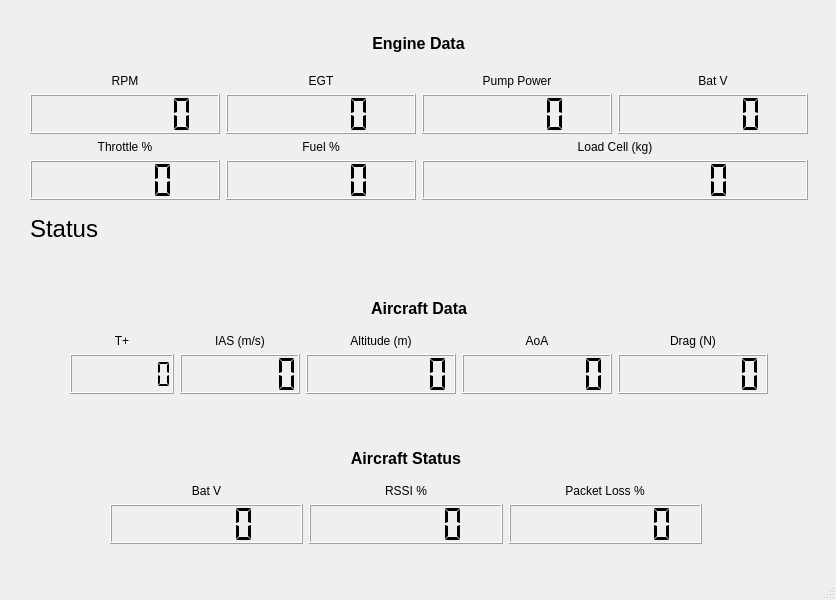
Xorgon/RAPTA, file GUIs/TelemGUI/TelemGUI.ui: the form before one commit.
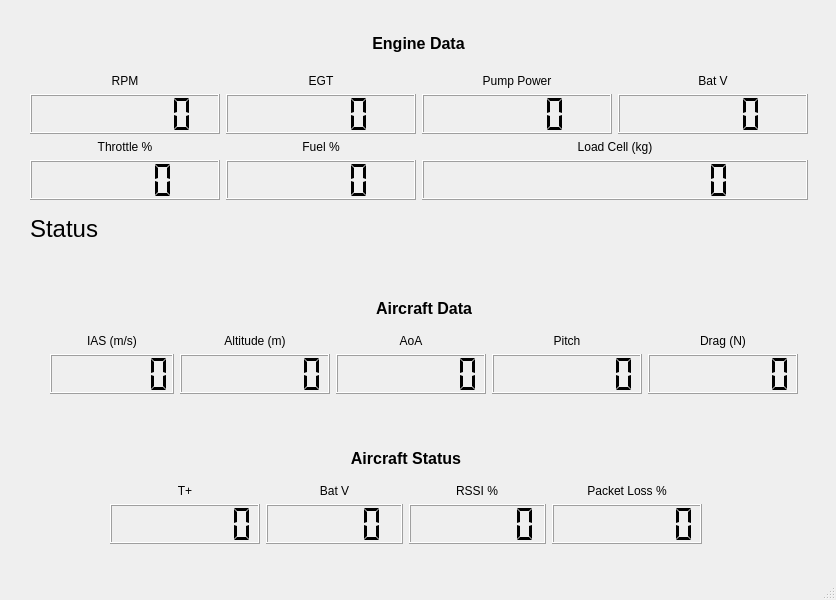
The form after the commit. Icons and pictures are not drawn.

Commit message: Added pitch to telemetry.

```diff
--- a/GUIs/TelemGUI/TelemGUI.ui
+++ b/GUIs/TelemGUI/TelemGUI.ui
@@ -45,9 +45,9 @@
    <widget class="QWidget" name="verticalLayoutWidget_2">
     <property name="geometry">
      <rect>
-      <x>70</x>
+      <x>50</x>
       <y>290</y>
-      <width>698</width>
+      <width>748</width>
       <height>104</height>
      </rect>
     </property>
@@ -83,6 +83,84 @@
          </property>
         </widget>
        </item>
+       <item row="0" column="5">
+        <widget class="QLabel" name="drag_label">
+         <property name="sizePolicy">
+          <sizepolicy hsizetype="Minimum" vsizetype="Minimum">
+           <horstretch>0</horstretch>
+           <verstretch>0</verstretch>
+          </sizepolicy>
+         </property>
+         <property name="minimumSize">
+          <size>
+           <width>0</width>
+           <height>0</height>
+          </size>
+         </property>
+         <property name="baseSize">
+          <size>
+           <width>0</width>
+           <height>0</height>
+          </size>
+         </property>
+         <property name="styleSheet">
+          <string notr="true">font: 18pt &quot;MS Shell Dlg 2&quot;;</string>
+         </property>
+         <property name="text">
+          <string>&lt;html&gt;&lt;head/&gt;&lt;body&gt;&lt;p align=&quot;center&quot;&gt;Drag (N)&lt;/p&gt;&lt;/body&gt;&lt;/html&gt;</string>
+         </property>
+        </widget>
+       </item>
+       <item row="1" column="1">
+        <widget class="QLCDNumber" name="ias_number">
+         <property name="sizePolicy">
+          <sizepolicy hsizetype="Preferred" vsizetype="Preferred">
+           <horstretch>0</horstretch>
+           <verstretch>0</verstretch>
+          </sizepolicy>
+         </property>
+         <property name="minimumSize">
+          <size>
+           <width>120</width>
+           <height>40</height>
+          </size>
+         </property>
+         <property name="digitCount">
+          <number>6</number>
+         </property>
+         <property name="segmentStyle">
+          <enum>QLCDNumber::Flat</enum>
+         </property>
+        </widget>
+       </item>
+       <item row="0" column="2" alignment="Qt::AlignHCenter">
+        <widget class="QLabel" name="alt_label">
+         <property name="sizePolicy">
+          <sizepolicy hsizetype="Minimum" vsizetype="Minimum">
+           <horstretch>0</horstretch>
+           <verstretch>0</verstretch>
+          </sizepolicy>
+         </property>
+         <property name="minimumSize">
+          <size>
+           <width>0</width>
+           <height>0</height>
+          </size>
+         </property>
+         <property name="baseSize">
+          <size>
+           <width>0</width>
+           <height>0</height>
+          </size>
+         </property>
+         <property name="styleSheet">
+          <string notr="true">font: 18pt &quot;MS Shell Dlg 2&quot;;</string>
+         </property>
+         <property name="text">
+          <string>&lt;html&gt;&lt;head/&gt;&lt;body&gt;&lt;p align=&quot;center&quot;&gt;Altitude (m)&lt;/p&gt;&lt;/body&gt;&lt;/html&gt;</string>
+         </property>
+        </widget>
+       </item>
        <item row="0" column="1" alignment="Qt::AlignHCenter">
         <widget class="QLabel" name="ias_label">
          <property name="sizePolicy">
@@ -139,72 +217,6 @@
          </property>
         </widget>
        </item>
-       <item row="1" column="0">
-        <widget class="QLCDNumber" name="tplus_number">
-         <property name="minimumSize">
-          <size>
-           <width>100</width>
-           <height>0</height>
-          </size>
-         </property>
-         <property name="digitCount">
-          <number>7</number>
-         </property>
-         <property name="segmentStyle">
-          <enum>QLCDNumber::Flat</enum>
-         </property>
-        </widget>
-       </item>
-       <item row="1" column="1">
-        <widget class="QLCDNumber" name="ias_number">
-         <property name="sizePolicy">
-          <sizepolicy hsizetype="Preferred" vsizetype="Preferred">
-           <horstretch>0</horstretch>
-           <verstretch>0</verstretch>
-          </sizepolicy>
-         </property>
-         <property name="minimumSize">
-          <size>
-           <width>120</width>
-           <height>40</height>
-          </size>
-         </property>
-         <property name="digitCount">
-          <number>6</number>
-         </property>
-         <property name="segmentStyle">
-          <enum>QLCDNumber::Flat</enum>
-         </property>
-        </widget>
-       </item>
-       <item row="0" column="0">
-        <widget class="QLabel" name="tplus_label">
-         <property name="sizePolicy">
-          <sizepolicy hsizetype="Minimum" vsizetype="Minimum">
-           <horstretch>0</horstretch>
-           <verstretch>0</verstretch>
-          </sizepolicy>
-         </property>
-         <property name="minimumSize">
-          <size>
-           <width>0</width>
-           <height>0</height>
-          </size>
-         </property>
-         <property name="baseSize">
-          <size>
-           <width>0</width>
-           <height>0</height>
-          </size>
-         </property>
-         <property name="styleSheet">
-          <string notr="true">font: 18pt &quot;MS Shell Dlg 2&quot;;</string>
-         </property>
-         <property name="text">
-          <string>&lt;html&gt;&lt;head/&gt;&lt;body&gt;&lt;p align=&quot;center&quot;&gt;T+&lt;/p&gt;&lt;/body&gt;&lt;/html&gt;</string>
-         </property>
-        </widget>
-       </item>
        <item row="1" column="2">
         <widget class="QLCDNumber" name="alt_number">
          <property name="sizePolicy">
@@ -227,36 +239,30 @@
          </property>
         </widget>
        </item>
-       <item row="0" column="2" alignment="Qt::AlignHCenter">
-        <widget class="QLabel" name="alt_label">
+       <item row="1" column="5">
+        <widget class="QLCDNumber" name="drag_number">
          <property name="sizePolicy">
-          <sizepolicy hsizetype="Minimum" vsizetype="Minimum">
+          <sizepolicy hsizetype="Preferred" vsizetype="Preferred">
            <horstretch>0</horstretch>
            <verstretch>0</verstretch>
           </sizepolicy>
          </property>
          <property name="minimumSize">
           <size>
-           <width>0</width>
-           <height>0</height>
+           <width>150</width>
+           <height>40</height>
           </size>
          </property>
-         <property name="baseSize">
-          <size>
-           <width>0</width>
-           <height>0</height>
-          </size>
+         <property name="digitCount">
+          <number>7</number>
          </property>
-         <property name="styleSheet">
-          <string notr="true">font: 18pt &quot;MS Shell Dlg 2&quot;;</string>
-         </property>
-         <property name="text">
-          <string>&lt;html&gt;&lt;head/&gt;&lt;body&gt;&lt;p align=&quot;center&quot;&gt;Altitude (m)&lt;/p&gt;&lt;/body&gt;&lt;/html&gt;</string>
+         <property name="segmentStyle">
+          <enum>QLCDNumber::Flat</enum>
          </property>
         </widget>
        </item>
        <item row="0" column="4">
-        <widget class="QLabel" name="drag_label">
+        <widget class="QLabel" name="pitch_label">
          <property name="sizePolicy">
           <sizepolicy hsizetype="Minimum" vsizetype="Minimum">
            <horstretch>0</horstretch>
@@ -279,12 +285,12 @@
           <string notr="true">font: 18pt &quot;MS Shell Dlg 2&quot;;</string>
          </property>
          <property name="text">
-          <string>&lt;html&gt;&lt;head/&gt;&lt;body&gt;&lt;p align=&quot;center&quot;&gt;Drag (N)&lt;/p&gt;&lt;/body&gt;&lt;/html&gt;</string>
+          <string>&lt;html&gt;&lt;head/&gt;&lt;body&gt;&lt;p align=&quot;center&quot;&gt;Pitch&lt;/p&gt;&lt;/body&gt;&lt;/html&gt;</string>
          </property>
         </widget>
        </item>
        <item row="1" column="4">
-        <widget class="QLCDNumber" name="drag_number">
+        <widget class="QLCDNumber" name="pitch_number">
          <property name="sizePolicy">
           <sizepolicy hsizetype="Preferred" vsizetype="Preferred">
            <horstretch>0</horstretch>
@@ -684,23 +690,17 @@
      </item>
      <item>
       <layout class="QGridLayout" name="gridLayout_4">
-       <item row="0" column="2" alignment="Qt::AlignHCenter">
-        <widget class="QLabel" name="alt_label_2">
+       <item row="0" column="1">
+        <widget class="QLabel" name="bat_voltage_label_2">
          <property name="sizePolicy">
-          <sizepolicy hsizetype="Minimum" vsizetype="Minimum">
+          <sizepolicy hsizetype="Preferred" vsizetype="Preferred">
            <horstretch>0</horstretch>
            <verstretch>0</verstretch>
           </sizepolicy>
          </property>
          <property name="minimumSize">
           <size>
-           <width>0</width>
-           <height>0</height>
-          </size>
-         </property>
-         <property name="baseSize">
-          <size>
-           <width>0</width>
+           <width>63</width>
            <height>0</height>
           </size>
          </property>
@@ -708,11 +708,11 @@
           <string notr="true">font: 18pt &quot;MS Shell Dlg 2&quot;;</string>
          </property>
          <property name="text">
-          <string>&lt;html&gt;&lt;head/&gt;&lt;body&gt;&lt;p align=&quot;center&quot;&gt;Packet Loss %&lt;/p&gt;&lt;/body&gt;&lt;/html&gt;</string>
+          <string>&lt;html&gt;&lt;head/&gt;&lt;body&gt;&lt;p align=&quot;center&quot;&gt;Bat V&lt;/p&gt;&lt;/body&gt;&lt;/html&gt;</string>
          </property>
         </widget>
        </item>
-       <item row="0" column="1" alignment="Qt::AlignHCenter">
+       <item row="0" column="2" alignment="Qt::AlignHCenter">
         <widget class="QLabel" name="ias_label_2">
          <property name="sizePolicy">
           <sizepolicy hsizetype="Minimum" vsizetype="Minimum">
@@ -740,17 +740,23 @@
          </property>
         </widget>
        </item>
-       <item row="0" column="0">
-        <widget class="QLabel" name="bat_voltage_label_2">
+       <item row="0" column="3" alignment="Qt::AlignHCenter">
+        <widget class="QLabel" name="alt_label_2">
          <property name="sizePolicy">
-          <sizepolicy hsizetype="Preferred" vsizetype="Preferred">
+          <sizepolicy hsizetype="Minimum" vsizetype="Minimum">
            <horstretch>0</horstretch>
            <verstretch>0</verstretch>
           </sizepolicy>
          </property>
          <property name="minimumSize">
           <size>
-           <width>63</width>
+           <width>0</width>
+           <height>0</height>
+          </size>
+         </property>
+         <property name="baseSize">
+          <size>
+           <width>0</width>
            <height>0</height>
           </size>
          </property>
@@ -758,11 +764,11 @@
           <string notr="true">font: 18pt &quot;MS Shell Dlg 2&quot;;</string>
          </property>
          <property name="text">
-          <string>&lt;html&gt;&lt;head/&gt;&lt;body&gt;&lt;p align=&quot;center&quot;&gt;Bat V&lt;/p&gt;&lt;/body&gt;&lt;/html&gt;</string>
+          <string>&lt;html&gt;&lt;head/&gt;&lt;body&gt;&lt;p align=&quot;center&quot;&gt;Packet Loss %&lt;/p&gt;&lt;/body&gt;&lt;/html&gt;</string>
          </property>
         </widget>
        </item>
-       <item row="1" column="2">
+       <item row="1" column="3">
         <widget class="QLCDNumber" name="packet_loss_number">
          <property name="sizePolicy">
           <sizepolicy hsizetype="Preferred" vsizetype="Preferred">
@@ -784,7 +790,7 @@
          </property>
         </widget>
        </item>
-       <item row="1" column="0">
+       <item row="1" column="1">
         <widget class="QLCDNumber" name="px_bat_voltage_number">
          <property name="sizePolicy">
           <sizepolicy hsizetype="Preferred" vsizetype="Preferred">
@@ -803,7 +809,7 @@
          </property>
         </widget>
        </item>
-       <item row="1" column="1">
+       <item row="1" column="2">
         <widget class="QLCDNumber" name="rssi_number">
          <property name="sizePolicy">
           <sizepolicy hsizetype="Preferred" vsizetype="Preferred">
@@ -825,6 +831,50 @@
          </property>
         </widget>
        </item>
+       <item row="0" column="0">
+        <widget class="QLabel" name="tplus_label">
+         <property name="sizePolicy">
+          <sizepolicy hsizetype="Minimum" vsizetype="Minimum">
+           <horstretch>0</horstretch>
+           <verstretch>0</verstretch>
+          </sizepolicy>
+         </property>
+         <property name="minimumSize">
+          <size>
+           <width>0</width>
+           <height>0</height>
+          </size>
+         </property>
+         <property name="baseSize">
+          <size>
+           <width>0</width>
+           <height>0</height>
+          </size>
+         </property>
+         <property name="styleSheet">
+          <string notr="true">font: 18pt &quot;MS Shell Dlg 2&quot;;</string>
+         </property>
+         <property name="text">
+          <string>&lt;html&gt;&lt;head/&gt;&lt;body&gt;&lt;p align=&quot;center&quot;&gt;T+&lt;/p&gt;&lt;/body&gt;&lt;/html&gt;</string>
+         </property>
+        </widget>
+       </item>
+       <item row="1" column="0">
+        <widget class="QLCDNumber" name="tplus_number">
+         <property name="minimumSize">
+          <size>
+           <width>150</width>
+           <height>0</height>
+          </size>
+         </property>
+         <property name="digitCount">
+          <number>7</number>
+         </property>
+         <property name="segmentStyle">
+          <enum>QLCDNumber::Flat</enum>
+         </property>
+        </widget>
+       </item>
       </layout>
      </item>
     </layout>
```
The commit also changes 3 other files.
